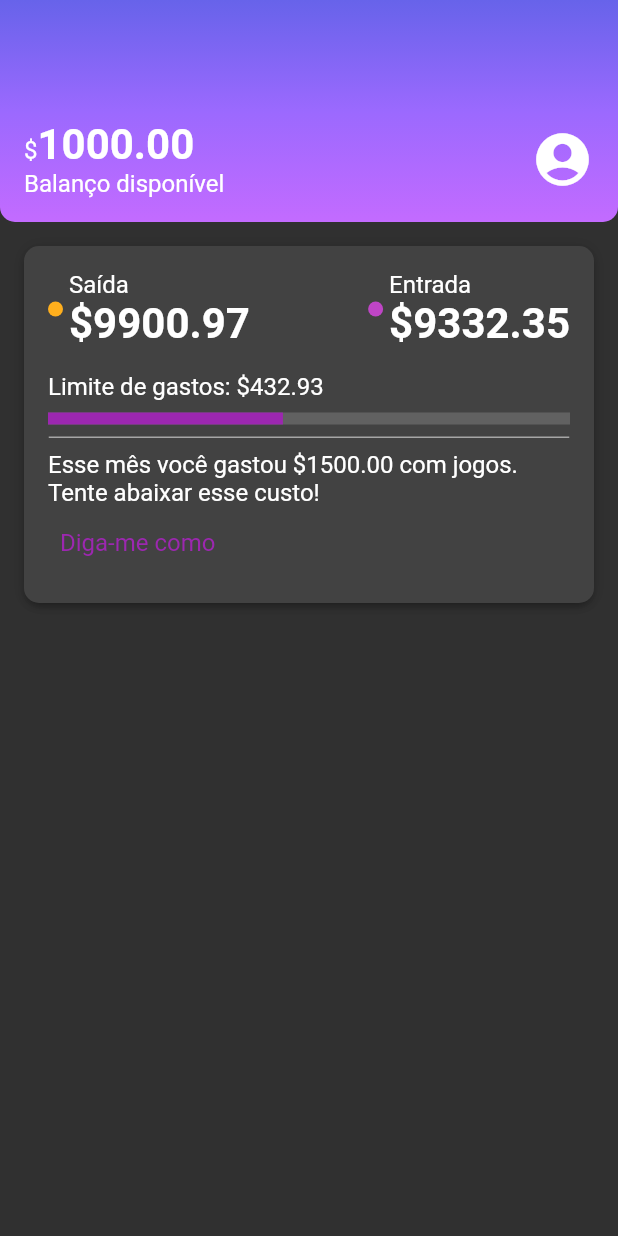
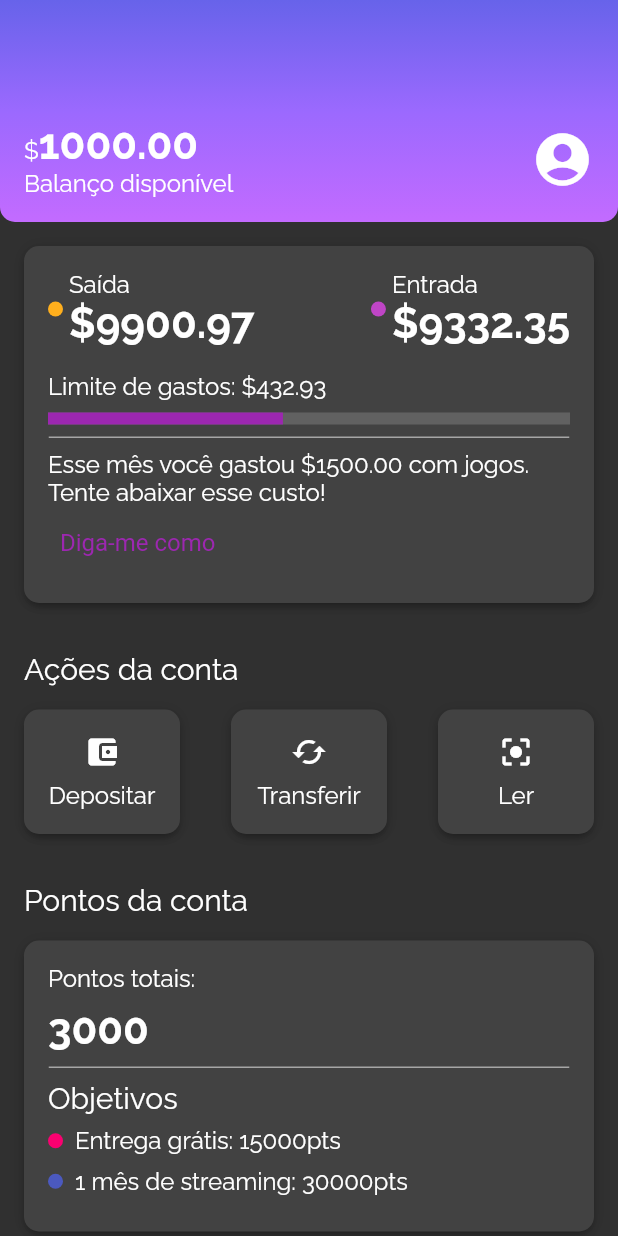
Before and after one commit to BrunnoBird/alubank, a Flutter app: the screen it shows after launch, on a phone screen of 412 x 824 dp. Run offline on Flutter 3.47's test engine with Material 2 defaults, Android fonts, the phone set to English and light mode, and no system bars.

Commit message:
feat: layout home

```diff
--- a/lib/components/box_card.dart
+++ b/lib/components/box_card.dart
@@ -7,7 +7,8 @@ class BoxCard extends StatelessWidget {
 
   @override
   Widget build(BuildContext context) {
-    return Container(
+    //INK -> diz para o inkwell desenhar o efeito de reaple por cima, pois o container ele fica sobreposto o efeito.
+    return Ink(
       padding: const EdgeInsets.all(16),
       decoration: BoxDecoration(
           boxShadow: kElevationToShadow[3],
--- /dev/null
+++ b/lib/components/sections/account_actions.dart
@@ -0,0 +1,91 @@
+import 'package:alubank/components/box_card.dart';
+import 'package:flutter/material.dart';
+
+class AccountActions extends StatelessWidget {
+  const AccountActions({Key? key}) : super(key: key);
+
+  @override
+  Widget build(BuildContext context) {
+    return Padding(
+      padding: const EdgeInsets.all(16.0),
+      child: Column(
+        crossAxisAlignment: CrossAxisAlignment.start,
+        children: [
+          Padding(
+            padding: const EdgeInsets.only(bottom: 16.0),
+            child: Text(
+              'Ações da conta',
+              style: Theme.of(context).textTheme.titleMedium,
+            ),
+          ),
+          Row(
+            mainAxisAlignment: MainAxisAlignment.spaceBetween,
+            children: [
+              InkWell(
+                onTap: () {},
+                child: const BoxCard(
+                  boxContent: _AccountActionsContent(
+                    icon: Icon(
+                      Icons.account_balance_wallet,
+                    ),
+                    text: 'Depositar',
+                  ),
+                ),
+              ),
+              InkWell(
+                onTap: () {},
+                child: const BoxCard(
+                  boxContent: _AccountActionsContent(
+                    icon: Icon(
+                      Icons.cached,
+                    ),
+                    text: 'Transferir',
+                  ),
+                ),
+              ),
+              InkWell(
+                onTap: () {},
+                child: const BoxCard(
+                  boxContent: _AccountActionsContent(
+                    icon: Icon(
+                      Icons.center_focus_strong,
+                    ),
+                    text: 'Ler',
+                  ),
+                ),
+              ),
+            ],
+          )
+        ],
+      ),
+    );
+  }
+}
+
+class _AccountActionsContent extends StatelessWidget {
+  final Icon icon;
+  final String text;
+
+  const _AccountActionsContent(
+      {Key? key, required this.icon, required this.text})
+      : super(key: key);
+
+  @override
+  Widget build(BuildContext context) {
+    return SizedBox(
+      width: 72,
+      child: Column(
+        children: [
+          Padding(
+            padding: const EdgeInsets.only(bottom: 8.0),
+            child: icon,
+          ),
+          Text(
+            text,
+            overflow: TextOverflow.ellipsis,
+          ),
+        ],
+      ),
+    );
+  }
+}
--- /dev/null
+++ b/lib/components/sections/account_points.dart
@@ -0,0 +1,71 @@
+import 'package:alubank/components/box_card.dart';
+import 'package:alubank/components/color_dot.dart';
+import 'package:alubank/components/content_division.dart';
+import 'package:alubank/themes/theme_colors.dart';
+import 'package:flutter/material.dart';
+
+class AccountPoints extends StatelessWidget {
+  const AccountPoints({Key? key}) : super(key: key);
+
+  @override
+  Widget build(BuildContext context) {
+    return Padding(
+      padding: const EdgeInsets.all(16.0),
+      child: Column(
+        crossAxisAlignment: CrossAxisAlignment.start,
+        children: [
+          Padding(
+            padding: const EdgeInsets.only(bottom: 16.0),
+            child: Text(
+              'Pontos da conta',
+              style: Theme.of(context).textTheme.titleMedium,
+            ),
+          ),
+          BoxCard(
+              boxContent: Column(
+            crossAxisAlignment: CrossAxisAlignment.start,
+            children: [
+              const Text('Pontos totais:'),
+              Padding(
+                padding: const EdgeInsets.symmetric(vertical: 8.0),
+                child: Text(
+                  '3000',
+                  style: Theme.of(context).textTheme.bodyLarge,
+                ),
+              ),
+              const ContentDivision(),
+              Padding(
+                padding: const EdgeInsets.symmetric(vertical: 8.0),
+                child: Text(
+                  'Objetivos',
+                  style: Theme.of(context).textTheme.titleMedium,
+                ),
+              ),
+              Row(
+                children: [
+                  ColorDot(color: ThemeColors.accountPoints['delivery']),
+                  const Padding(
+                    padding: EdgeInsets.only(left: 8.0),
+                    child: Text('Entrega grátis: 15000pts'),
+                  ),
+                ],
+              ),
+              Padding(
+                padding: const EdgeInsets.only(top: 8.0, bottom: 8.0),
+                child: Row(
+                  children: [
+                    ColorDot(color: ThemeColors.accountPoints['streaming']),
+                    const Padding(
+                      padding: EdgeInsets.only(left: 8.0),
+                      child: Text('1 mês de streaming: 30000pts'),
+                    ),
+                  ],
+                ),
+              ),
+            ],
+          ))
+        ],
+      ),
+    );
+  }
+}
--- a/lib/screens/home.dart
+++ b/lib/screens/home.dart
@@ -1,4 +1,6 @@
 import 'package:flutter/material.dart';
+import '../components/sections/account_actions.dart';
+import '../components/sections/account_points.dart';
 import '../components/sections/header.dart';
 import '../components/sections/recent_activity.dart';
 
@@ -12,6 +14,8 @@ class Home extends StatelessWidget {
         children: const [
           Header(),
           RecentActivity(),
+          AccountActions(),
+          AccountPoints(),
         ],
       ),
     );
--- a/lib/themes/my_theme.dart
+++ b/lib/themes/my_theme.dart
@@ -6,6 +6,7 @@ ThemeData myTheme = ThemeData(
   primaryColor: ThemeColors.primaryColor,
   //Thema dark ou light
   brightness: Brightness.dark,
+  fontFamily: 'Raleway',
   textButtonTheme: TextButtonThemeData(
     style: ButtonStyle(
       textStyle: MaterialStateTextStyle.resolveWith(
@@ -21,5 +22,8 @@ ThemeData myTheme = ThemeData(
         fontSize: 28,
         fontWeight: FontWeight.bold,
       ),
-  ),
+      titleMedium: TextStyle(
+        fontSize: 20,
+        fontWeight: FontWeight.normal,
+      )),
 );
--- a/lib/themes/theme_colors.dart
+++ b/lib/themes/theme_colors.dart
@@ -11,5 +11,9 @@ class ThemeColors {
     'spent': Color.fromRGBO(255, 175, 29, 1.0),
     'income': Color.fromRGBO(191, 69, 198, 1.0),
   };
+  static const accountPoints = {
+    'delivery': Color.fromRGBO(250, 0, 112, 1.0),
+    'streaming': Color.fromRGBO(75, 89, 191, 1.0),
+  };
   static const division = Color.fromRGBO(166, 166, 166, 1.0);
 }
```
Also changed, not shown: pubspec.yaml (+7 -0 lines), fonts/Raleway-Bold.ttf (added), fonts/Raleway-Regular.ttf (added). Lines whose indentation alone changed are shown as unchanged.
